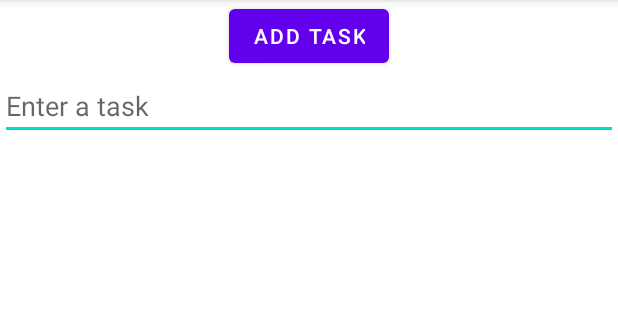
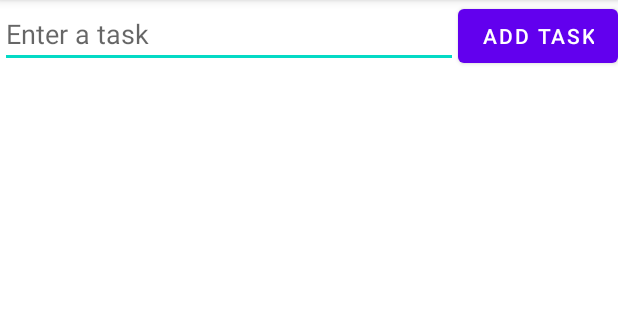
Before and after one commit to aryanprince/todo-kotlin, an Android app: the screen it shows after launch (MainActivity), on a phone screen of 412 x 824 dp, the part 84-404 px from its top. Run offline under Robolectric (Android 15) with nearby library versions, the phone set to English and light mode, and no system bars; our stand-ins replace Room's generated code.

Commit message:
refactor: Updated view element IDs

```diff
--- a/app/src/main/java/com/leedsbeckett/todo_application/MainActivity.kt
+++ b/app/src/main/java/com/leedsbeckett/todo_application/MainActivity.kt
@@ -25,9 +25,9 @@ class MainActivity : AppCompatActivity(), CoroutineScope by MainScope() {
         super.onCreate(savedInstanceState)
         setContentView(R.layout.activity_main)
 
-        editTextTask = findViewById(R.id.editTextTask)
-        buttonAddTask = findViewById(R.id.buttonAddTask)
-        taskListView = findViewById(R.id.listViewTasks)
+        editTextTask = findViewById(R.id.etTodo)
+        buttonAddTask = findViewById(R.id.btnAddTodo)
+        taskListView = findViewById(R.id.lvTodos)
 
         val taskDatabase = TaskDatabase.getDatabase(this)
         taskDao = taskDatabase.taskDao()
--- a/app/src/main/res/layout/activity_main.xml
+++ b/app/src/main/res/layout/activity_main.xml
@@ -6,32 +6,44 @@
     android:layout_height="match_parent"
     tools:context=".MainActivity">
 
-    <LinearLayout
-        android:layout_width="match_parent"
-        android:layout_height="wrap_content"
-        android:orientation="vertical">
 
     <Button
-            android:id="@+id/buttonAddTask"
+        android:id="@+id/btnAddTodo"
         android:layout_width="wrap_content"
         android:layout_height="wrap_content"
         android:layout_gravity="center"
-            android:text="Add Task" />
+        android:text="Add Task"
+        app:layout_constraintEnd_toEndOf="parent"
+        app:layout_constraintStart_toEndOf="@id/etTodo"
+        app:layout_constraintTop_toTopOf="parent" />
 
     <EditText
-            android:id="@+id/editTextTask"
-            android:layout_width="match_parent"
+        android:id="@+id/etTodo"
+        android:layout_width="0dp"
         android:layout_height="wrap_content"
         android:hint="Enter a task"
         android:imeOptions="actionDone"
-            android:inputType="text" />
+        android:inputType="text"
+        app:layout_constraintEnd_toStartOf="@+id/btnAddTodo"
+        app:layout_constraintStart_toStartOf="parent"
+        app:layout_constraintTop_toTopOf="parent" />
 
     <ListView
-            android:id="@+id/listViewTasks"
+        android:id="@+id/lvTodos"
         android:layout_width="match_parent"
-            android:layout_height="wrap_content"
-            android:layout_below="@id/editTextTask" />
-    </LinearLayout>
+        android:layout_height="281dp"
+        android:layout_below="@id/etTodo"
+        app:layout_constraintTop_toBottomOf="@+id/etTodo"
+        tools:layout_editor_absoluteX="-120dp" />
+
+    <androidx.recyclerview.widget.RecyclerView
+        android:id="@+id/rvTodos"
+        android:layout_width="match_parent"
+        android:layout_height="0dp"
+        app:layout_constraintBottom_toBottomOf="parent"
+        app:layout_constraintEnd_toEndOf="parent"
+        app:layout_constraintStart_toStartOf="parent"
+        app:layout_constraintTop_toBottomOf="@+id/lvTodos" />
 
 
 </androidx.constraintlayout.widget.ConstraintLayout>
--- /dev/null
+++ b/app/src/main/res/layout/item_todo.xml
@@ -0,0 +1,11 @@
+<?xml version="1.0" encoding="utf-8"?>
+<androidx.constraintlayout.widget.ConstraintLayout xmlns:android="http://schemas.android.com/apk/res/android"
+    android:layout_width="match_parent"
+    android:layout_height="match_parent">
+
+    <TextView
+        android:layout_width="0dp"
+        android:layout_height="wrap_content"
+        android:text="Hello World"/>
+
+</androidx.constraintlayout.widget.ConstraintLayout>
```
Lines whose indentation alone changed are shown as unchanged.
